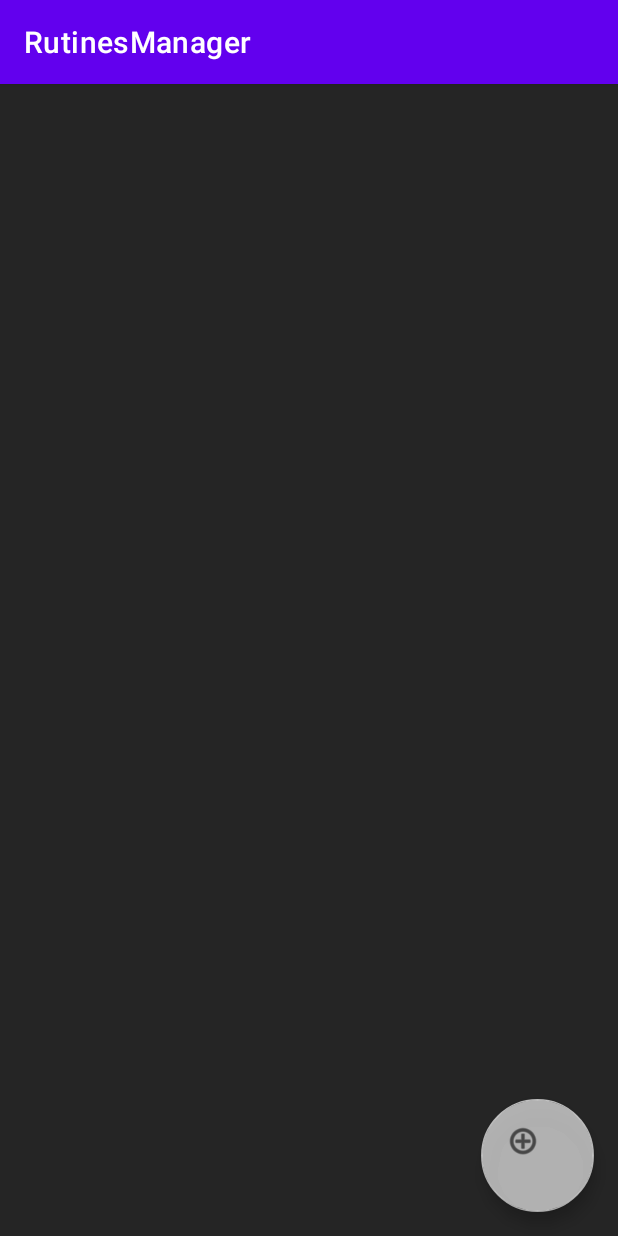
After one commit to DanielDubon/BodyEvolutionIII, an Android app: the RutinesManager screen opened directly, with no data from a screen before it, on a phone screen of 412 x 824 dp. The commit adds this screen. Run offline under Robolectric (Android 15) with nearby library versions, the phone set to English and light mode, and no system bars; our stand-ins replace navigation-ui; 3 statements that could not run were skipped.

Commit message:
Nuevo activity_rutines_manager.xml

```diff
--- a/app/build.gradle
+++ b/app/build.gradle
@@ -25,6 +25,9 @@ android {
         sourceCompatibility JavaVersion.VERSION_1_8
         targetCompatibility JavaVersion.VERSION_1_8
     }
+    buildFeatures {
+        viewBinding true
+    }
 }
 
 dependencies {
@@ -32,6 +35,8 @@ dependencies {
     implementation 'androidx.appcompat:appcompat:1.5.1'
     implementation 'com.google.android.material:material:1.7.0'
     implementation 'androidx.constraintlayout:constraintlayout:2.1.4'
+    implementation 'androidx.navigation:navigation-fragment:2.5.3'
+    implementation 'androidx.navigation:navigation-ui:2.5.3'
     testImplementation 'junit:junit:4.13.2'
     androidTestImplementation 'androidx.test.ext:junit:1.1.3'
     androidTestImplementation 'androidx.test.espresso:espresso-core:3.4.0'
--- /dev/null
+++ b/app/src/main/java/com/UI/RutinesManager.java
@@ -0,0 +1,46 @@
+package com.UI;
+
+import android.os.Bundle;
+import com.google.android.material.snackbar.Snackbar;
+import androidx.appcompat.app.AppCompatActivity;
+import android.view.View;
+import androidx.navigation.NavController;
+import androidx.navigation.Navigation;
+import androidx.navigation.ui.AppBarConfiguration;
+import androidx.navigation.ui.NavigationUI;
+import com.UI.databinding.ActivityRutinesManagerBinding;
+
+public class RutinesManager extends AppCompatActivity {
+
+    private AppBarConfiguration appBarConfiguration;
+private ActivityRutinesManagerBinding binding;
+
+    @Override
+    protected void onCreate(Bundle savedInstanceState) {
+        super.onCreate(savedInstanceState);
+
+     binding = ActivityRutinesManagerBinding.inflate(getLayoutInflater());
+     setContentView(binding.getRoot());
+
+        setSupportActionBar(binding.toolbar);
+
+        NavController navController = Navigation.findNavController(this, R.id.nav_host_fragment_content_rutines_manager);
+        appBarConfiguration = new AppBarConfiguration.Builder(navController.getGraph()).build();
+        NavigationUI.setupActionBarWithNavController(this, navController, appBarConfiguration);
+
+        binding.fab.setOnClickListener(new View.OnClickListener() {
+            @Override
+            public void onClick(View view) {
+                Snackbar.make(view, "Replace with your own action", Snackbar.LENGTH_LONG)
+                        .setAction("Action", null).show();
+            }
+        });
+    }
+
+    @Override
+    public boolean onSupportNavigateUp() {
+        NavController navController = Navigation.findNavController(this, R.id.nav_host_fragment_content_rutines_manager);
+        return NavigationUI.navigateUp(navController, appBarConfiguration)
+                || super.onSupportNavigateUp();
+    }
+}
--- /dev/null
+++ b/app/src/main/res/layout/activity_rutines_manager.xml
@@ -0,0 +1,38 @@
+<?xml version="1.0" encoding="utf-8"?>
+<androidx.coordinatorlayout.widget.CoordinatorLayout xmlns:android="http://schemas.android.com/apk/res/android"
+    xmlns:app="http://schemas.android.com/apk/res-auto"
+    xmlns:tools="http://schemas.android.com/tools"
+    android:layout_width="match_parent"
+    android:layout_height="match_parent"
+    android:background="#252525"
+    tools:context=".RutinesManager">
+
+    <com.google.android.material.appbar.AppBarLayout
+        android:layout_width="match_parent"
+        android:layout_height="wrap_content"
+        android:theme="@style/Theme.BodyEvolutionIII.AppBarOverlay">
+
+        <androidx.appcompat.widget.Toolbar
+            android:id="@+id/toolbar"
+            android:layout_width="match_parent"
+            android:layout_height="?attr/actionBarSize"
+            android:background="?attr/colorPrimary"
+            app:popupTheme="@style/Theme.BodyEvolutionIII.PopupOverlay" />
+
+    </com.google.android.material.appbar.AppBarLayout>
+
+    <com.google.android.material.floatingactionbutton.FloatingActionButton
+        android:id="@+id/fab"
+        android:layout_width="75dp"
+        android:layout_height="75dp"
+        android:layout_gravity="bottom|end"
+        android:layout_marginEnd="@dimen/fab_margin"
+        android:layout_marginBottom="16dp"
+        app:backgroundTint="#A4FFFFFF"
+        app:fabSize="auto"
+        app:srcCompat="@android:drawable/ic_menu_add" />
+
+
+
+
+</androidx.coordinatorlayout.widget.CoordinatorLayout>
--- /dev/null
+++ b/app/src/main/res/values-land/dimens.xml
@@ -0,0 +1,3 @@
+<resources>
+      <dimen name="fab_margin">48dp</dimen>
+   </resources>
--- /dev/null
+++ b/app/src/main/res/values-w1240dp/dimens.xml
@@ -0,0 +1,3 @@
+<resources>
+      <dimen name="fab_margin">200dp</dimen>
+   </resources>
--- /dev/null
+++ b/app/src/main/res/values-w600dp/dimens.xml
@@ -0,0 +1,3 @@
+<resources>
+      <dimen name="fab_margin">48dp</dimen>
+   </resources>
--- /dev/null
+++ b/app/src/main/res/values/dimens.xml
@@ -0,0 +1,3 @@
+<resources>
+      <dimen name="fab_margin">16dp</dimen>
+   </resources>
--- a/app/src/main/res/values/themes.xml
+++ b/app/src/main/res/values/themes.xml
@@ -13,4 +13,11 @@
         <item name="android:statusBarColor" tools:targetApi="l">?attr/colorPrimaryVariant</item>
         <!-- Customize your theme here. -->
     </style>
+    <style name="Theme.BodyEvolutionIII.NoActionBar">
+        <item name="windowActionBar">false</item>
+        <item name="windowNoTitle">true</item>
+    </style>
+    <style name="Theme.BodyEvolutionIII.AppBarOverlay"
+        parent="ThemeOverlay.AppCompat.Dark.ActionBar" />
+    <style name="Theme.BodyEvolutionIII.PopupOverlay" parent="ThemeOverlay.AppCompat.Light" />
 </resources>
```
Also changed, not shown: app/src/main/AndroidManifest.xml (+12 -3 lines), app/src/main/java/com/UI/FirstFragment.java (added, +46 -0 lines), app/src/main/java/com/UI/SecondFragment.java (added, +46 -0 lines), app/src/main/res/layout/content_rutines_manager.xml (added, +20 -0 lines), app/src/main/res/layout/fragment_first.xml (added, +31 -0 lines), app/src/main/res/layout/fragment_second.xml (added, +30 -0 lines), app/src/main/res/navigation/nav_graph.xml (added, +28 -0 lines), app/src/main/res/values/strings.xml (+9 -0 lines).
